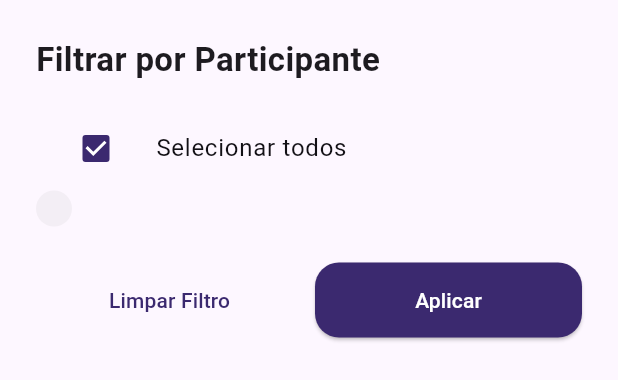
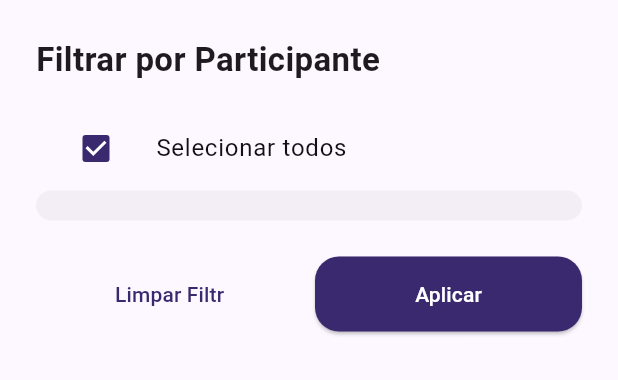
Before and after one commit to miike26/rachaae, a Flutter app: the FilterBottomSheet widget shown alone on an empty page, opened directly with empty values, on a phone screen of 412 x 824 dp. Shown: the top 380 px of the screen. Run offline on Flutter 3.47's test engine with Material 3 defaults, Android fonts, the light colour scheme and no system bars; our stand-ins replace flutter_animate, google_fonts, shared_preferences; accounts and stored records are empty.

Commit message:
atualizado com seletor de participantes

```diff
--- a/lib/screens/racha_details_screen.dart
+++ b/lib/screens/racha_details_screen.dart
@@ -10,6 +10,7 @@ import '../widgets/individual_expense_card.dart';
 import 'edit_racha_screen.dart';
 import '../widgets/filter_bottom_sheet.dart';
 import '../widgets/participant_balance_card.dart';
+
 
 // Enum para controlar a view selecionada (Despesas ou Resumo)
 enum RachaView { despesas, resumo }
--- a/lib/widgets/filter_bottom_sheet.dart
+++ b/lib/widgets/filter_bottom_sheet.dart
@@ -55,7 +55,7 @@ class _FilterBottomSheetState extends State<FilterBottomSheet> {
                   onPressed: () {
                     Navigator.of(context).pop(<String>[]);
                   },
-                  child: const Text('Limpar Filtro'),
+                  child: const Text('Limpar Filtr'),
                 ),
               ),
               const SizedBox(width: 8),
--- a/lib/widgets/participant_selector.dart
+++ b/lib/widgets/participant_selector.dart
@@ -65,16 +65,27 @@ class _ParticipantSelectorState extends State<ParticipantSelector> {
           onTap: _toggleSelectAll,
         ),
         Container(
-          padding: const EdgeInsets.all(12.0),
+  width: double.infinity,
+  padding: const EdgeInsets.symmetric(horizontal: 4, vertical: 10),
   decoration: BoxDecoration(
     color: Colors.grey.withOpacity(0.1),
     borderRadius: BorderRadius.circular(16),
   ),
-          child: Wrap(
-            spacing: 12.0,
+  child: LayoutBuilder(
+    builder: (context, constraints) {
+      double containerWidth = constraints.maxWidth;
+      double itemWidth = 75;
+      int itemsPerRow = (containerWidth / itemWidth).floor();
+      double totalItemWidth = itemsPerRow * itemWidth;
+      double remainingSpace = containerWidth - totalItemWidth;
+      double spacing = itemsPerRow > 1
+          ? remainingSpace / (itemsPerRow - 1)
+          : 0;
+
+      return Wrap(
+        spacing: spacing,
         runSpacing: 12.0,
-            // **ALINHAMENTO CORRIGIDO**
-            alignment: WrapAlignment.center,
+        alignment: WrapAlignment.start,
         children: widget.allParticipants.map((name) {
           final isSelected = _selectedParticipants.contains(name);
           final color = ColorHelper.getColorForName(name);
@@ -82,7 +93,7 @@ class _ParticipantSelectorState extends State<ParticipantSelector> {
           return GestureDetector(
             onTap: () => _toggleParticipant(name),
             child: SizedBox(
-                  width: 75,
+              width: itemWidth,
               child: Column(
                 mainAxisAlignment: MainAxisAlignment.center,
                 children: [
@@ -101,7 +112,11 @@ class _ParticipantSelectorState extends State<ParticipantSelector> {
                           ? const Icon(Icons.check, color: Colors.white, size: 28)
                           : Text(
                               name.isNotEmpty ? name[0].toUpperCase() : '?',
-                                  style: const TextStyle(color: Colors.white, fontWeight: FontWeight.bold, fontSize: 20),
+                              style: const TextStyle(
+                                color: Colors.white,
+                                fontWeight: FontWeight.bold,
+                                fontSize: 20,
+                              ),
                             ),
                     ),
                   ),
@@ -117,8 +132,10 @@ class _ParticipantSelectorState extends State<ParticipantSelector> {
             ),
           );
         }).toList(),
+      );
+    },
   ),
-        ),
+)
       ],
     );
   }
```
Lines whose indentation alone changed are shown as unchanged.
